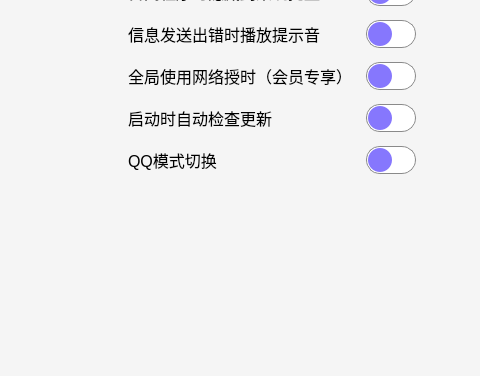
Above: Ui_SettingWindow.ui from YangShengzhou03/LeafAuto before the change; both pictures show x 199 to 679 and y 119 to 495 of the 800 by 495 pixel window. Below: the same form after it.
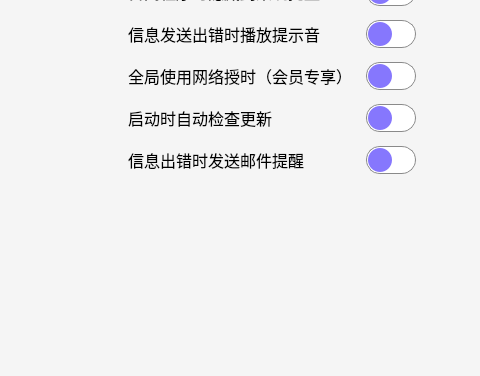
That is the form after the change. Icons and pictures are not drawn.

Commit message: 枫叶信息自动化系统

Patch:
```diff
--- a/Ui_SettingWindow.ui
+++ b/Ui_SettingWindow.ui
@@ -911,7 +911,7 @@
 }</string>
                      </property>
                      <property name="text">
-                      <string>QQ模式切换</string>
+                      <string>信息出错时发送邮件提醒</string>
                      </property>
                     </widget>
                    </item>
```
Left out of the diff: 2 changed lines with no effect on the pictures. The commit also changes 4 other files.
